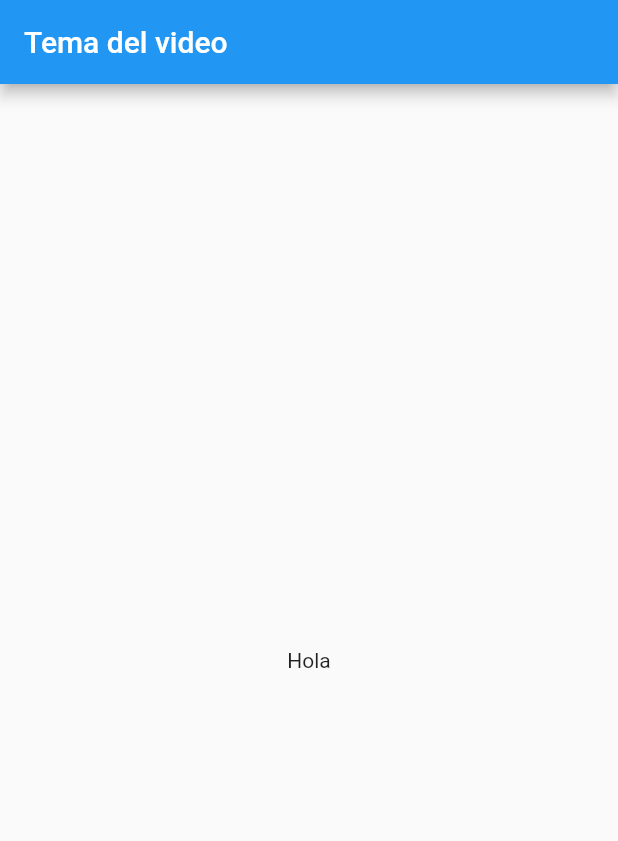
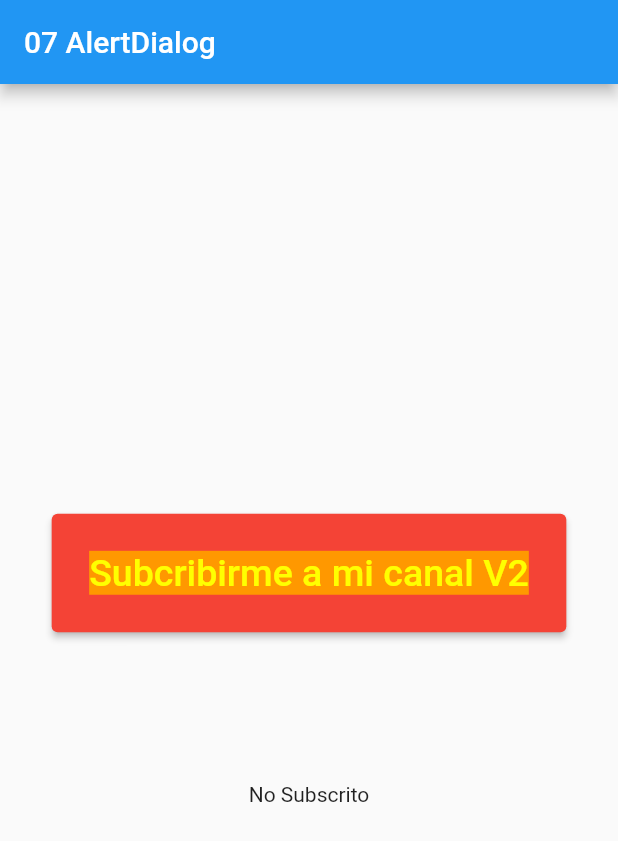
Before and after one commit to ivanchenoweth/flutter-poc1, a Flutter app: the screen it shows after launch, on a phone screen of 412 x 824 dp. Shown: the top 841 px of the screen. Run offline on Flutter 3.47's test engine with Material 2 defaults, Android fonts, the light colour scheme and no system bars.

Commit message:
07 alerdialog subcribirse o no subscribirse

```diff
--- a/lib/main.dart
+++ b/lib/main.dart
@@ -1,4 +1,4 @@
-// ignore_for_file: prefer_const_constructors
+// ignore_for_file: prefer_const_constructors, prefer_final_fields
 
 import 'package:flutter/material.dart';
 
@@ -23,15 +23,74 @@ class Inicio extends StatefulWidget {
 }
 
 class _InicioState extends State<Inicio> {
+  bool _subscrito = false;
+
   @override
   Widget build(BuildContext context) {
     return Scaffold(
       appBar: AppBar(
-        title: const Text("Tema del video"),
+        title: const Text("07 AlertDialog"),
       ),
       body: Center(
-        child: const Text("Hola"),
+        child: Column(
+          mainAxisAlignment: MainAxisAlignment.center,
+          children: [
+            ElevatedButton(
+              style: ElevatedButton.styleFrom(
+                backgroundColor: Colors.red,
+                padding: EdgeInsets.all(25),
+              ),
+              onPressed: () {
+                _mostrarAlerta(context);
+              },
+              child: Text("Subcribirme a mi canal V2",
+                  style: TextStyle(
+                    fontSize: 25,
+                    color: Color(0xffffff00),
+                    backgroundColor: Colors.orange,
+                  )),
+            ),
+            SizedBox(
+              height: 100,
+            ),
+            Text(
+              _subscrito ? "Subscrito" : "No Subscrito",
+            ),
+          ],
+        ),
       ),
     );
   }
+
+  void _mostrarAlerta(BuildContext context) {
+    showDialog(
+      context: context,
+      barrierDismissible: false,
+      builder: (BuildContext context) {
+        return AlertDialog(
+          title: Text(_subscrito ? "Cancelar Subscripcion" : 'Subscribirse'),
+          content: Text(_subscrito
+              ? '¿Estas seguro que quieres cancelar la subcripcion?'
+              : "¿Estas seguro que quieres subscribirte?"),
+          actions: <Widget>[
+            ElevatedButton(
+              child: Text('Si quiero'),
+              onPressed: () {
+                setState(() {
+                  _subscrito = !_subscrito;
+                });
+                Navigator.of(context).pop();
+              },
+            ),
+            ElevatedButton(
+              child: Text('Cancelar'),
+              onPressed: () {
+                Navigator.of(context).pop();
+              },
+            ),
+          ],
+        );
+      },
+    );
+  }
 }
```
